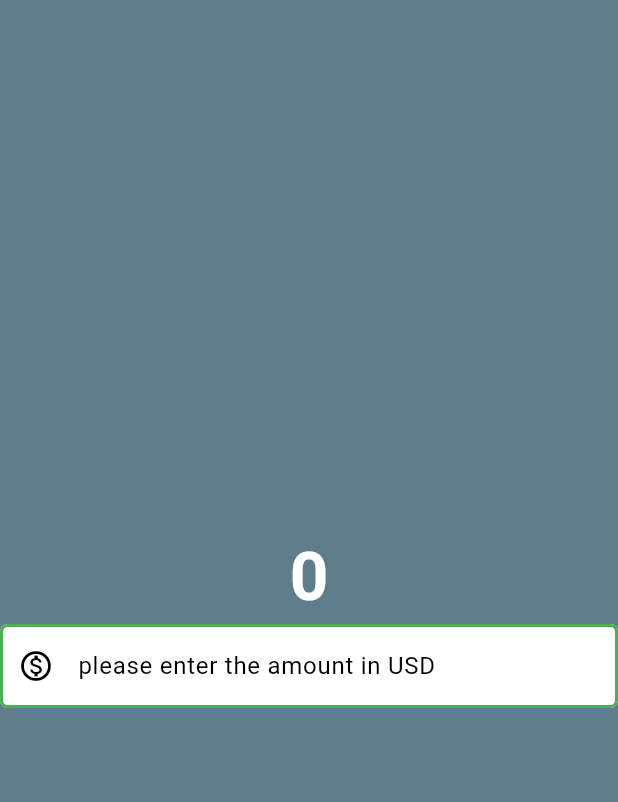
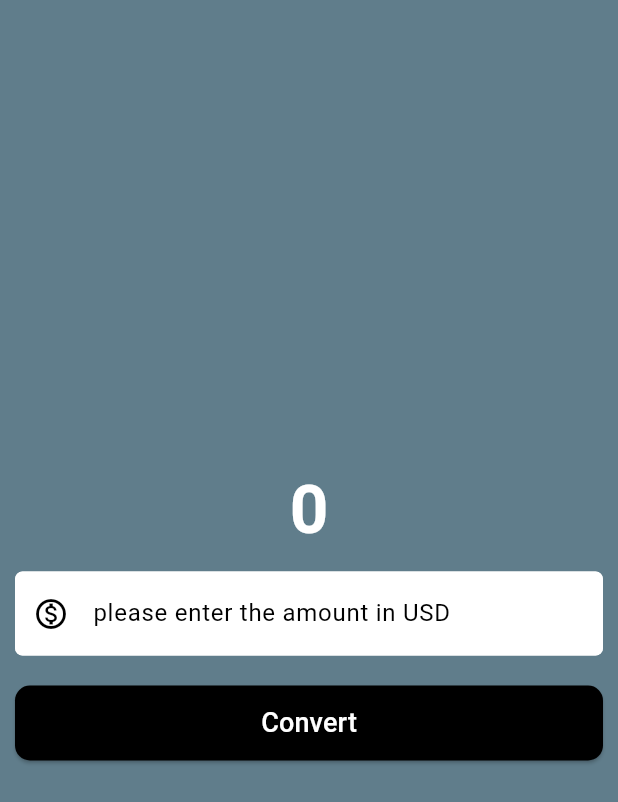
Before and after one commit to Mitchellindev/currency_converter_app, a Flutter app: the screen it shows after launch, on a phone screen of 412 x 824 dp. Shown: the top 802 px of the screen. Run offline on Flutter 3.47's test engine with Material 3 defaults, Android fonts, the phone set to English and light mode, and no system bars.

Commit message:
cloned changes

```diff
--- a/lib/currency_converter_material_page.dart
+++ b/lib/currency_converter_material_page.dart
@@ -1,3 +1,4 @@
+import 'package:flutter/foundation.dart';
 import 'package:flutter/material.dart';
 
 class CurrencyConverterHomePage extends StatelessWidget {
@@ -7,28 +8,30 @@ class CurrencyConverterHomePage extends StatelessWidget {
   Widget build(BuildContext context) {
     const border = OutlineInputBorder(
       borderSide: BorderSide(
-          color: Colors.green,
-          width: 2.0,
+          color: Colors.white,
+          width: 1.0,
           style: BorderStyle.solid,
           strokeAlign: BorderSide.strokeAlignInside),
       borderRadius: BorderRadius.all(
         Radius.circular(5),
       ),
     );
-    return const Scaffold(
+    return Scaffold(
       backgroundColor: Colors.blueGrey,
       body: Center(
         child: Column(
           mainAxisAlignment: MainAxisAlignment.center,
           children: [
-            Text(
+            const Text(
               '0',
               style: TextStyle(
                   fontSize: 45,
                   fontWeight: FontWeight.bold,
                   color: Color.fromRGBO(255, 255, 255, 1)),
             ),
-            TextField(
+            const Padding(
+              padding: EdgeInsets.all(10.0),
+              child: TextField(
                 decoration: InputDecoration(
                   hintText: 'please enter the amount in USD',
                   hintStyle: TextStyle(
@@ -41,7 +44,29 @@ class CurrencyConverterHomePage extends StatelessWidget {
                   focusedBorder: border,
                   enabledBorder: border,
                 ),
-            )
+              ),
+            ),
+            Padding(
+              padding: const EdgeInsets.all(10.0),
+              child: ElevatedButton(
+                onPressed: () {
+                  if (kDebugMode) {
+                    print('button clicked');
+                  }
+                },
+                style: TextButton.styleFrom(
+                  foregroundColor: Colors.white,
+                  backgroundColor: Colors.black,
+                  minimumSize: const Size(double.infinity, 50),
+                  shape: RoundedRectangleBorder(
+                      borderRadius: BorderRadius.circular(10)),
+                ),
+                child: const Text(
+                  'Convert',
+                  style: TextStyle(fontSize: 18.0),
+                ),
+              ),
+            ),
           ],
         ),
       ),
```
Lines whose indentation alone changed are shown as unchanged.
